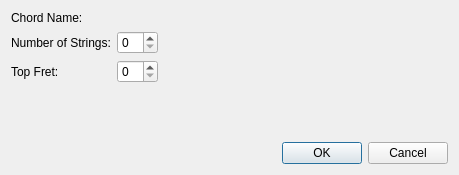
First picture: the form in source/dialogs/chorddiagramdialog.ui, repository powertab/powertabeditor, before the edit.
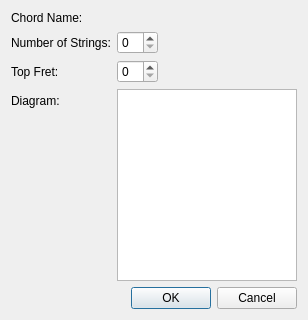
Second picture: the form after the edit. Custom widgets are drawn as their Qt base class.

Commit message: Initial work on rendering a chord diagram in the dialog.

Patch:
```diff
--- a/source/dialogs/chorddiagramdialog.ui
+++ b/source/dialogs/chorddiagramdialog.ui
@@ -5,14 +5,6 @@
   <property name="windowModality">
    <enum>Qt::WindowModal</enum>
   </property>
-  <property name="geometry">
-   <rect>
-    <x>0</x>
-    <y>0</y>
-    <width>459</width>
-    <height>175</height>
-   </rect>
-  </property>
   <property name="windowTitle">
    <string>Chord Diagram</string>
   </property>
@@ -55,6 +47,23 @@
      <item row="1" column="1">
       <widget class="QSpinBox" name="numStringsSpinBox"/>
      </item>
+     <item row="3" column="0">
+      <widget class="QLabel" name="diagramLabel">
+       <property name="text">
+        <string>Diagram:</string>
+       </property>
+      </widget>
+     </item>
+     <item row="3" column="1">
+      <widget class="QGraphicsView" name="diagramView">
+       <property name="maximumSize">
+        <size>
+         <width>180</width>
+         <height>200</height>
+        </size>
+       </property>
+      </widget>
+     </item>
     </layout>
    </item>
    <item>
```
The commit also changes 2 other files.
